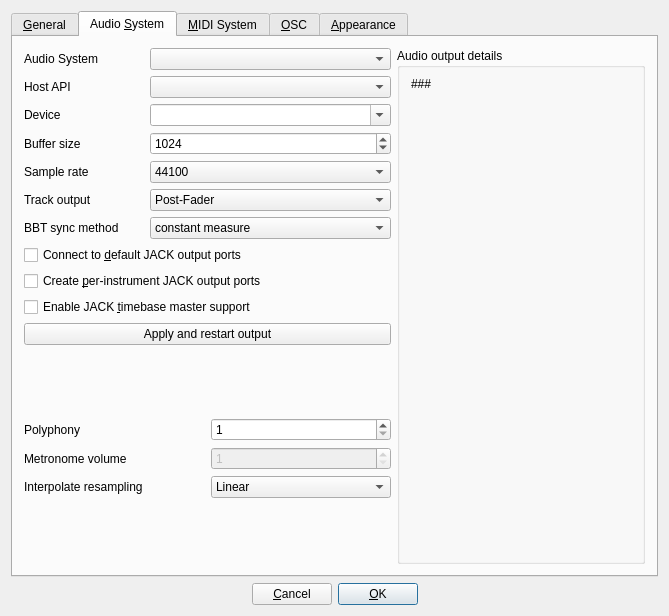
This is src/gui/src/PreferencesDialog/PreferencesDialog_UI.ui in hydrogen-music/hydrogen as Qt 5 draws it before an edit. The edited form follows.
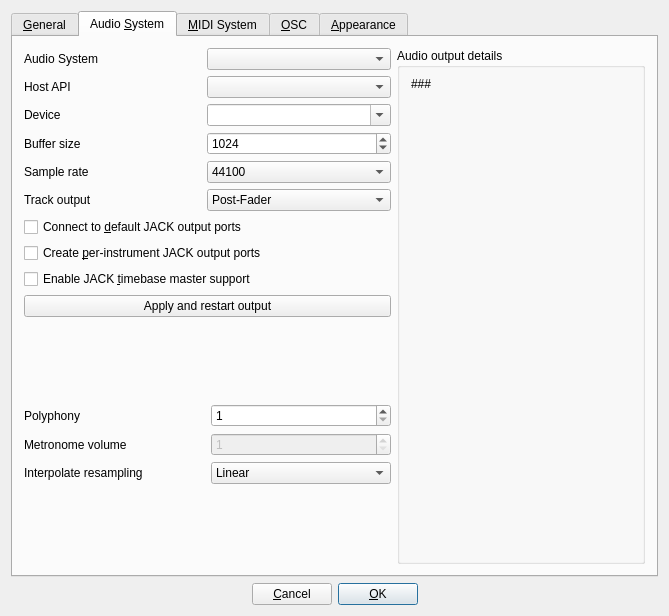
This is the edited form. The open tabs and pages were chosen to show the change. Custom widgets are drawn as their Qt base class.

Commit message:
JACK: deprecate JackBBTSync enum
and the corresponding variable in the Preferences and PreferencesDialog. This was a helper variable in order to fix issues in the JACK TBM support of the previous AudioEngine design

```diff
--- a/src/gui/src/PreferencesDialog/PreferencesDialog_UI.ui
+++ b/src/gui/src/PreferencesDialog/PreferencesDialog_UI.ui
@@ -247,78 +247,9 @@
           <layout class="QHBoxLayout" name="horizontalLayout"/>
          </item>
          <item>
-          <layout class="QGridLayout" columnstretch="1,2">
-           <item row="9" column="0">
-            <widget class="QLabel" name="jackBBTSyncLbl">
-             <property name="minimumSize">
-              <size>
-               <width>0</width>
-               <height>22</height>
-              </size>
-             </property>
-             <property name="toolTip">
-              <string>Specifies the variable, which has to remain constant in order to guarantee a working synchronization and relocation in the presence of another Jack timebase master.</string>
-             </property>
-             <property name="text">
-              <string>BBT sync method</string>
-             </property>
-            </widget>
-           </item>
-           <item row="6" column="1">
-            <widget class="QSpinBox" name="bufferSizeSpinBox">
-             <property name="minimumSize">
-              <size>
-               <width>0</width>
-               <height>22</height>
-              </size>
-             </property>
-             <property name="minimum">
-              <number>100</number>
-             </property>
-             <property name="maximum">
-              <number>5000</number>
-             </property>
-             <property name="singleStep">
-              <number>100</number>
-             </property>
-             <property name="value">
-              <number>1024</number>
-             </property>
-            </widget>
-           </item>
-           <item row="7" column="1">
-            <widget class="QComboBox" name="sampleRateComboBox">
-             <property name="currentIndex">
-              <number>0</number>
-             </property>
-             <item>
-              <property name="text">
-               <string>44100</string>
-              </property>
-             </item>
-             <item>
-              <property name="text">
-               <string>48000</string>
-              </property>
-             </item>
-             <item>
-              <property name="text">
-               <string>88200</string>
-              </property>
-             </item>
-             <item>
-              <property name="text">
-               <string>96000</string>
-              </property>
-             </item>
-            </widget>
-           </item>
-           <item row="5" column="0">
-            <widget class="QLabel" name="audioDeviceLbl">
-             <property name="text">
-              <string>Device</string>
-             </property>
-            </widget>
+          <layout class="QGridLayout" columnstretch="1,0">
+           <item row="4" column="1">
+            <widget class="HostAPIComboBox" name="portaudioHostAPIComboBox"/>
            </item>
            <item row="3" column="0">
             <widget class="QLabel" name="label_6">
@@ -327,58 +258,6 @@
              </property>
             </widget>
            </item>
-           <item row="8" column="0">
-            <widget class="QLabel" name="trackOutputLbl">
-             <property name="minimumSize">
-              <size>
-               <width>0</width>
-               <height>22</height>
-              </size>
-             </property>
-             <property name="text">
-              <string>Track output</string>
-             </property>
-            </widget>
-           </item>
-           <item row="3" column="1">
-            <widget class="QComboBox" name="driverComboBox"/>
-           </item>
-           <item row="6" column="0">
-            <widget class="QLabel" name="buffer_sizeLbl">
-             <property name="minimumSize">
-              <size>
-               <width>0</width>
-               <height>22</height>
-              </size>
-             </property>
-             <property name="text">
-              <string>Buffer size</string>
-             </property>
-            </widget>
-           </item>
-           <item row="9" column="1">
-            <widget class="QComboBox" name="jackBBTSyncComboBox">
-             <property name="minimumSize">
-              <size>
-               <width>0</width>
-               <height>22</height>
-              </size>
-             </property>
-             <property name="toolTip">
-              <string>Specifies the variable, which has to remain constant in order to guarantee a working synchronization and relocation in the presence of another Jack timebase master.</string>
-             </property>
-             <item>
-              <property name="text">
-               <string>constant measure</string>
-              </property>
-             </item>
-             <item>
-              <property name="text">
-               <string>matching bars</string>
-              </property>
-             </item>
-            </widget>
-           </item>
            <item row="5" column="1">
             <widget class="DeviceComboBox" name="m_pAudioDeviceTxt">
              <property name="sizePolicy">
@@ -392,6 +271,13 @@
              </property>
             </widget>
            </item>
+           <item row="5" column="0">
+            <widget class="QLabel" name="audioDeviceLbl">
+             <property name="text">
+              <string>Device</string>
+             </property>
+            </widget>
+           </item>
            <item row="7" column="0">
             <widget class="QLabel" name="sampleRateLbl">
              <property name="minimumSize">
@@ -422,6 +308,32 @@
              </item>
             </widget>
            </item>
+           <item row="8" column="0">
+            <widget class="QLabel" name="trackOutputLbl">
+             <property name="minimumSize">
+              <size>
+               <width>0</width>
+               <height>22</height>
+              </size>
+             </property>
+             <property name="text">
+              <string>Track output</string>
+             </property>
+            </widget>
+           </item>
+           <item row="6" column="0">
+            <widget class="QLabel" name="buffer_sizeLbl">
+             <property name="minimumSize">
+              <size>
+               <width>0</width>
+               <height>22</height>
+              </size>
+             </property>
+             <property name="text">
+              <string>Buffer size</string>
+             </property>
+            </widget>
+           </item>
            <item row="4" column="0">
             <widget class="QLabel" name="portaudioHostAPILabel">
              <property name="text">
@@ -429,8 +341,57 @@
              </property>
             </widget>
            </item>
-           <item row="4" column="1">
-            <widget class="HostAPIComboBox" name="portaudioHostAPIComboBox"/>
+           <item row="7" column="1">
+            <widget class="QComboBox" name="sampleRateComboBox">
+             <property name="currentIndex">
+              <number>0</number>
+             </property>
+             <item>
+              <property name="text">
+               <string>44100</string>
+              </property>
+             </item>
+             <item>
+              <property name="text">
+               <string>48000</string>
+              </property>
+             </item>
+             <item>
+              <property name="text">
+               <string>88200</string>
+              </property>
+             </item>
+             <item>
+              <property name="text">
+               <string>96000</string>
+              </property>
+             </item>
+            </widget>
+           </item>
+           <item row="6" column="1">
+            <widget class="QSpinBox" name="bufferSizeSpinBox">
+             <property name="minimumSize">
+              <size>
+               <width>184</width>
+               <height>22</height>
+              </size>
+             </property>
+             <property name="minimum">
+              <number>100</number>
+             </property>
+             <property name="maximum">
+              <number>5000</number>
+             </property>
+             <property name="singleStep">
+              <number>100</number>
+             </property>
+             <property name="value">
+              <number>1024</number>
+             </property>
+            </widget>
+           </item>
+           <item row="3" column="1">
+            <widget class="QComboBox" name="driverComboBox"/>
            </item>
           </layout>
          </item>
```
Left out of the diff: 5 changed lines with no effect on the pictures. The commit also changes 4 other files.
